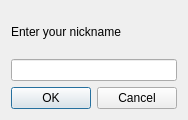
Before: the Qt Designer form QtClient/registration.ui in LisGein/LinuxCppLessons, drawn with Qt 5.
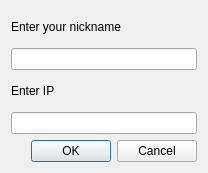
After: the same form once the commit is applied.

```diff
--- a/QtClient/registration.ui
+++ b/QtClient/registration.ui
@@ -6,8 +6,8 @@
    <rect>
     <x>0</x>
     <y>0</y>
-    <width>186</width>
-    <height>120</height>
+    <width>208</width>
+    <height>173</height>
    </rect>
   </property>
   <property name="windowTitle">
@@ -24,7 +24,7 @@
    <item row="1" column="0">
     <widget class="QLineEdit" name="in_text"/>
    </item>
-   <item row="2" column="0">
+   <item row="4" column="0">
     <widget class="QDialogButtonBox" name="buttonBox">
      <property name="orientation">
       <enum>Qt::Horizontal</enum>
@@ -34,6 +34,16 @@
      </property>
     </widget>
    </item>
+   <item row="2" column="0">
+    <widget class="QLabel" name="label_2">
+     <property name="text">
+      <string>Enter IP</string>
+     </property>
+    </widget>
+   </item>
+   <item row="3" column="0">
+    <widget class="QLineEdit" name="IPEdit"/>
+   </item>
   </layout>
  </widget>
  <resources/>
```
